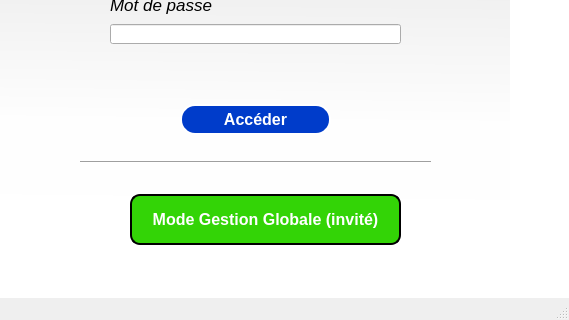
The window that Process/Process_Barriere/Process_Barriere/Process_Barriere.ui (eloiselcr/Gestion-acces-parking) describes before a commit, drawn with Qt 5; both pictures show x 571 to 1140 and y 374 to 694 of the 1140 by 694 pixel window.
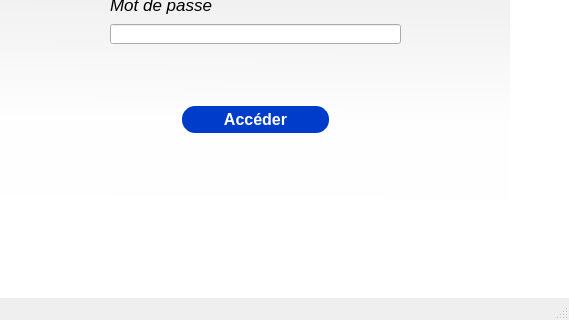
The same window after the commit. The open tabs and pages were chosen to show the change. Icons and pictures are not drawn.

The edit to the form file:
```diff
--- a/Process/Process_Barriere/Process_Barriere/Process_Barriere.ui
+++ b/Process/Process_Barriere/Process_Barriere/Process_Barriere.ui
@@ -282,46 +282,6 @@
          <string/>
         </property>
        </widget>
-       <widget class="QPushButton" name="btn_GestionGlobaleHome">
-        <property name="geometry">
-         <rect>
-          <x>110</x>
-          <y>380</y>
-          <width>271</width>
-          <height>51</height>
-         </rect>
-        </property>
-        <property name="font">
-         <font>
-          <pointsize>12</pointsize>
-          <weight>75</weight>
-          <bold>true</bold>
-         </font>
-        </property>
-        <property name="styleSheet">
-         <string notr="true">border-radius: 10px;
-border: 2px solid black;
-padding: 5px;
-color: rgb(255, 255, 255);
-background-color: rgb(51, 212, 6);</string>
-        </property>
-        <property name="text">
-         <string>Mode Gestion Globale (invité)</string>
-        </property>
-       </widget>
-       <widget class="Line" name="line_FormConnect">
-        <property name="geometry">
-         <rect>
-          <x>60</x>
-          <y>340</y>
-          <width>351</width>
-          <height>16</height>
-         </rect>
-        </property>
-        <property name="orientation">
-         <enum>Qt::Horizontal</enum>
-        </property>
-       </widget>
        <zorder>label_Login</zorder>
        <zorder>edit_Login</zorder>
        <zorder>label_Mdp</zorder>
```
Left out of the diff: 48 changed lines with no effect on the pictures.
